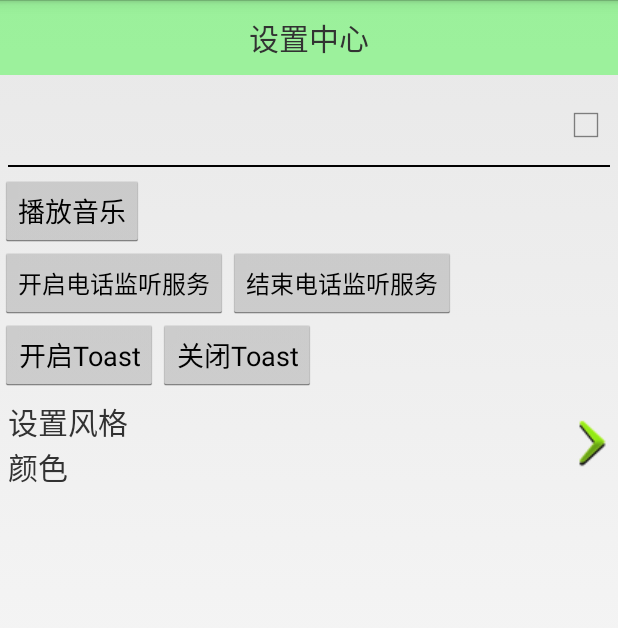
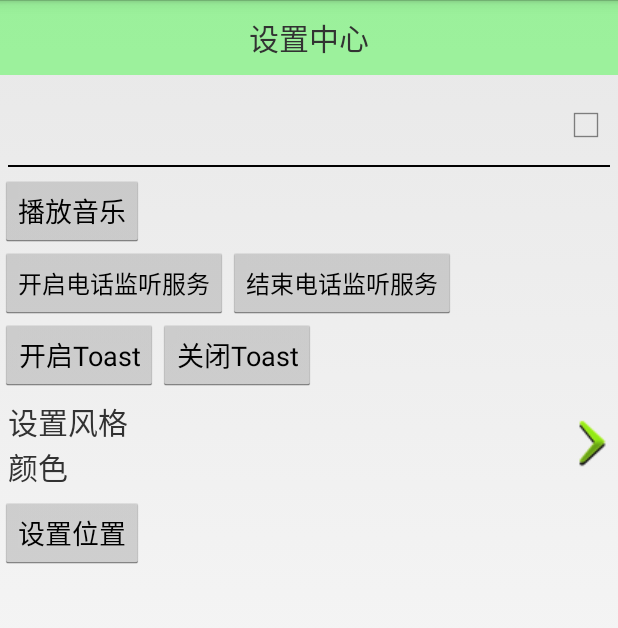
Before and after one commit to linson0116/phonesafe, an Android app: the SettingActivity screen opened directly, with no data from a screen before it, on a phone screen of 412 x 824 dp. Shown: the top 628 px of the screen. Run offline under Robolectric (Android 15) with nearby library versions, the phone set to English and light mode, and no system bars.

Commit message:
1.5 20160928 1631

```diff
--- a/app/src/main/res/layout/activity_setting.xml
+++ b/app/src/main/res/layout/activity_setting.xml
@@ -69,4 +69,13 @@
         android:layout_height="wrap_content"
         android:layout_width="match_parent">
     </com.linson.phonesafe.view.ArrowItemView>
+    <LinearLayout
+        android:layout_width="match_parent"
+        android:layout_height="wrap_content">
+        <Button
+            android:text="设置位置"
+            android:id="@+id/bt_set_location"
+            android:layout_width="wrap_content"
+            android:layout_height="wrap_content" />
+    </LinearLayout>
 </LinearLayout>
```
